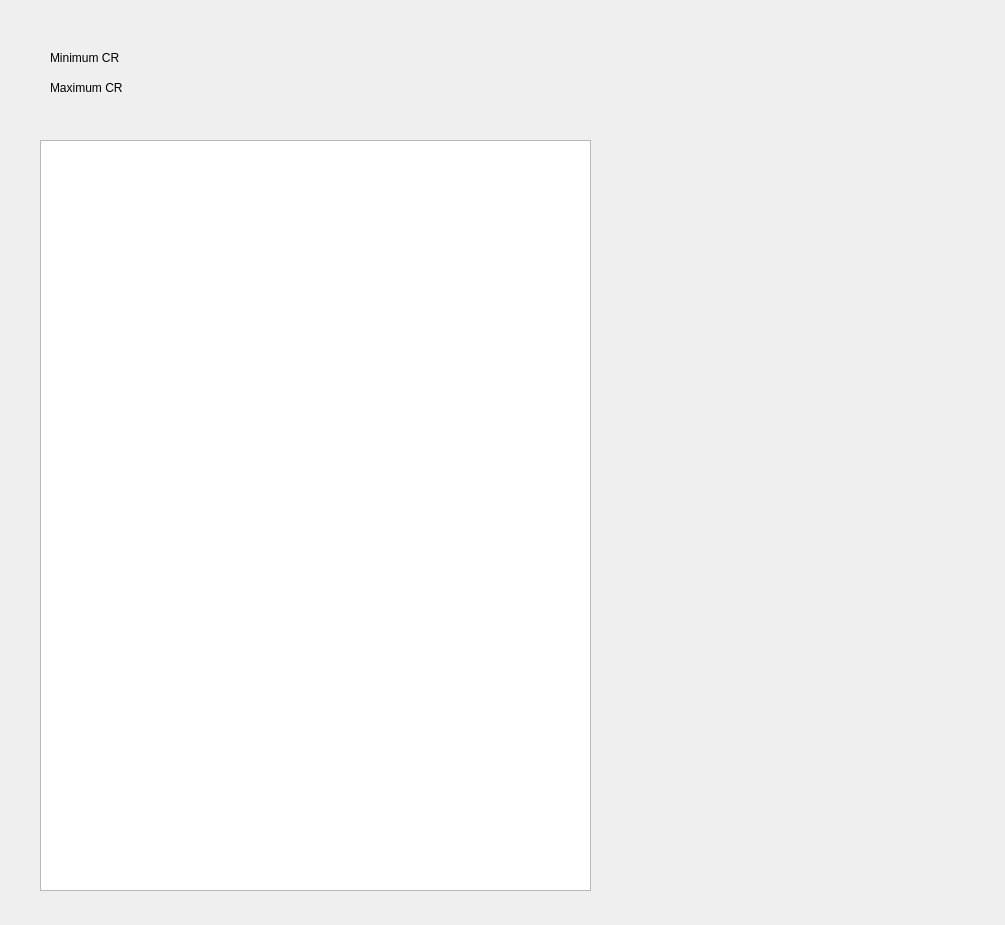
Qt form monstermanual.ui (Carifio24/DMCompanion) before a commit.
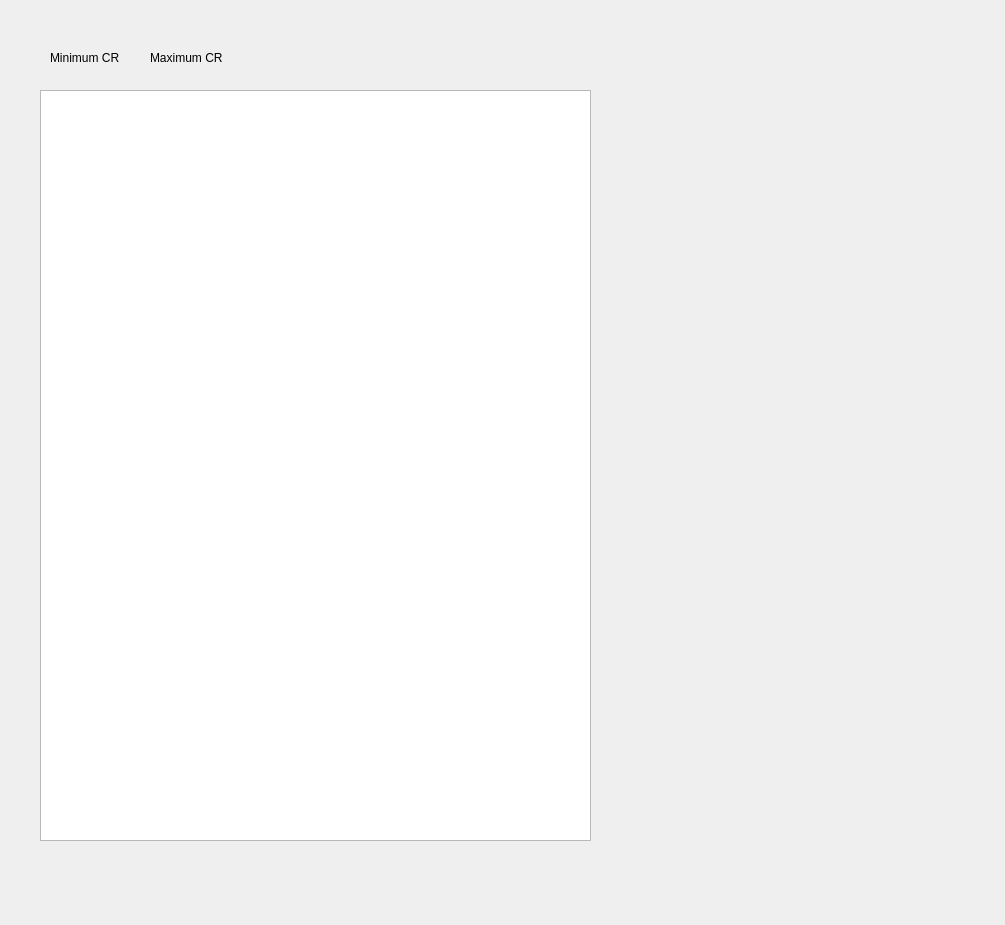
The same form after that commit.

What changed in the file:
```diff
--- a/monstermanual.ui
+++ b/monstermanual.ui
@@ -17,11 +17,35 @@
    <property name="geometry">
     <rect>
      <x>40</x>
-     <y>140</y>
+     <y>90</y>
      <width>551</width>
      <height>751</height>
     </rect>
    </property>
+   <property name="showGrid">
+    <bool>false</bool>
+   </property>
+   <property name="gridStyle">
+    <enum>Qt::NoPen</enum>
+   </property>
+   <property name="sortingEnabled">
+    <bool>false</bool>
+   </property>
+   <attribute name="horizontalHeaderVisible">
+    <bool>false</bool>
+   </attribute>
+   <attribute name="horizontalHeaderHighlightSections">
+    <bool>false</bool>
+   </attribute>
+   <attribute name="horizontalHeaderStretchLastSection">
+    <bool>true</bool>
+   </attribute>
+   <attribute name="verticalHeaderVisible">
+    <bool>false</bool>
+   </attribute>
+   <attribute name="verticalHeaderHighlightSections">
+    <bool>false</bool>
+   </attribute>
   </widget>
   <widget class="QLabel" name="minCRlabel">
    <property name="geometry">
@@ -39,8 +63,8 @@
   <widget class="QLabel" name="maxCRlabel">
    <property name="geometry">
     <rect>
-     <x>50</x>
-     <y>80</y>
+     <x>150</x>
+     <y>50</y>
      <width>81</width>
      <height>16</height>
     </rect>
```
Left out of the diff: 2 changed lines with no effect on the pictures.
